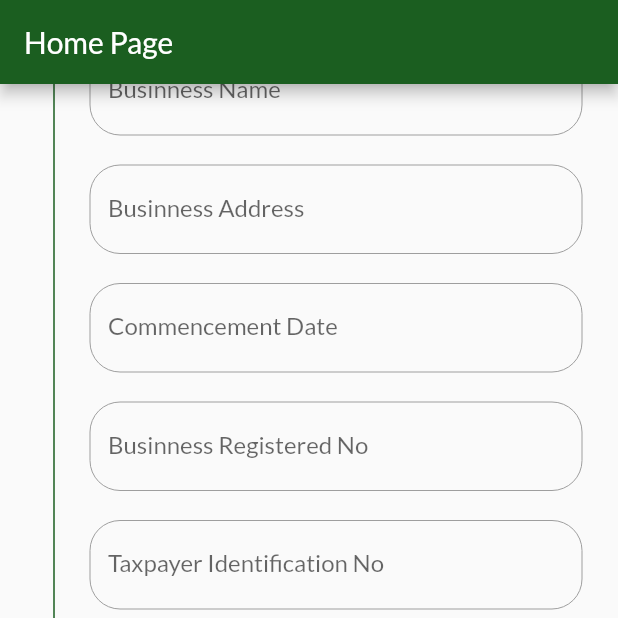
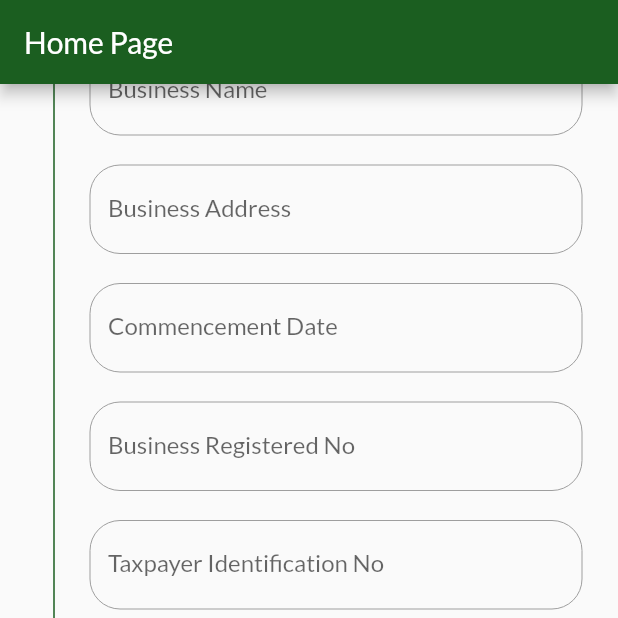
Before and after one commit to AbdulsalamAbdulrahman/enum_app, a Flutter app: the HomePage screen opened directly, scrolled down 576 dp, on a phone screen of 412 x 824 dp, the top half of it. Run offline on Flutter 3.47's test engine with Material 2 defaults, Android fonts, the phone set to English and light mode, and no system bars; our stand-ins replace connectivity_plus, easy_splash_screen, google_fonts, shared_preferences; accounts and stored records are empty.

Commit message:
fixed typos

```diff
--- a/lib/homepage.dart
+++ b/lib/homepage.dart
@@ -331,12 +331,12 @@ class _HomePageState extends State<HomePage> {
           const SizedBox(
             height: 20,
           ),
-          textField(busName, "Businness Name", TextInputType.text),
+          textField(busName, "Business Name", TextInputType.text),
           const SizedBox(
             height: 20,
           ),
           textField(
-              busAddress, "Businness Address", TextInputType.streetAddress),
+              busAddress, "Business Address", TextInputType.streetAddress),
           const SizedBox(
             height: 20,
           ),
@@ -344,7 +344,7 @@ class _HomePageState extends State<HomePage> {
           const SizedBox(
             height: 20,
           ),
-          textField(busRegNo, "Businness Registered No", TextInputType.text),
+          textField(busRegNo, "Business Registered No", TextInputType.text),
           const SizedBox(
             height: 20,
           ),
```
Also changed, not shown: lib/splash_page.dart (+4 -5 lines).
